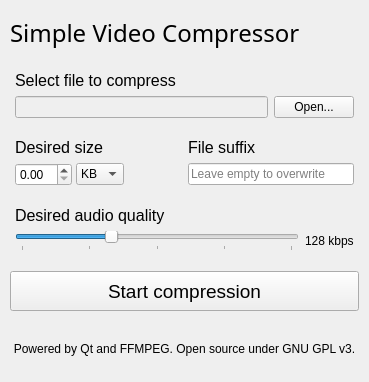
Before: the Qt Designer form mainwindow.ui in Thurinum/simple-media-encoder, drawn with Qt 5.
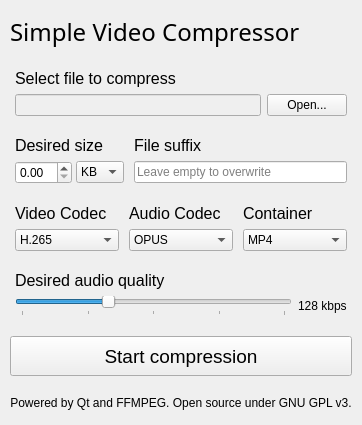
After: the same form once the commit is applied. Icons and pictures are not drawn.

Commit message:
ui: Add controls for choosing codecs and container
- Not yet implemented

```diff
--- a/mainwindow.ui
+++ b/mainwindow.ui
@@ -9,12 +9,12 @@
    <rect>
     <x>0</x>
     <y>0</y>
-    <width>369</width>
-    <height>382</height>
+    <width>347</width>
+    <height>411</height>
    </rect>
   </property>
   <property name="sizePolicy">
-   <sizepolicy hsizetype="Fixed" vsizetype="Fixed">
+   <sizepolicy hsizetype="Minimum" vsizetype="Minimum">
     <horstretch>0</horstretch>
     <verstretch>0</verstretch>
    </sizepolicy>
@@ -27,8 +27,8 @@
   </property>
   <property name="maximumSize">
    <size>
-    <width>369</width>
-    <height>382</height>
+    <width>100000</width>
+    <height>100000</height>
    </size>
   </property>
   <property name="baseSize">
@@ -52,9 +52,9 @@
   </property>
   <widget class="QWidget" name="owo">
    <property name="sizePolicy">
-    <sizepolicy hsizetype="Expanding" vsizetype="Maximum">
+    <sizepolicy hsizetype="Minimum" vsizetype="Minimum">
      <horstretch>0</horstretch>
-     <verstretch>0</verstretch>
+     <verstretch>1</verstretch>
     </sizepolicy>
    </property>
    <property name="minimumSize">
@@ -236,11 +236,33 @@
        <property name="bottomMargin">
         <number>0</number>
        </property>
+       <property name="horizontalSpacing">
+        <number>10</number>
+       </property>
+       <item row="2" column="2">
+        <widget class="QLineEdit" name="fileSuffix">
+         <property name="sizePolicy">
+          <sizepolicy hsizetype="Expanding" vsizetype="Fixed">
+           <horstretch>0</horstretch>
+           <verstretch>0</verstretch>
+          </sizepolicy>
+         </property>
+         <property name="placeholderText">
+          <string>Leave empty to overwrite</string>
+         </property>
+         <property name="clearButtonEnabled">
+          <bool>true</bool>
+         </property>
+        </widget>
+       </item>
        <item row="2" column="0">
-        <layout class="QHBoxLayout" name="spinBoxHLayout" stretch="0,0,0">
+        <layout class="QHBoxLayout" name="spinBoxHLayout" stretch="0,0">
          <property name="spacing">
           <number>4</number>
          </property>
+         <property name="sizeConstraint">
+          <enum>QLayout::SetDefaultConstraint</enum>
+         </property>
          <item>
           <widget class="QDoubleSpinBox" name="sizeSpinBox">
            <property name="sizePolicy">
@@ -276,24 +298,20 @@
            </item>
           </widget>
          </item>
-         <item>
-          <spacer name="sizeSpacer">
-           <property name="orientation">
-            <enum>Qt::Horizontal</enum>
-           </property>
-           <property name="sizeType">
-            <enum>QSizePolicy::Preferred</enum>
-           </property>
-           <property name="sizeHint" stdset="0">
-            <size>
-             <width>40</width>
-             <height>20</height>
-            </size>
-           </property>
-          </spacer>
-         </item>
         </layout>
        </item>
+       <item row="0" column="2">
+        <widget class="QLabel" name="fileSuffixHeading">
+         <property name="font">
+          <font>
+           <pointsize>12</pointsize>
+          </font>
+         </property>
+         <property name="text">
+          <string>File suffix</string>
+         </property>
+        </widget>
+       </item>
        <item row="0" column="0">
         <widget class="QLabel" name="spinBoxHeading">
          <property name="sizePolicy">
@@ -312,31 +330,179 @@
          </property>
         </widget>
        </item>
+      </layout>
+     </widget>
+    </item>
+    <item>
+     <widget class="QWidget" name="gridWidget" native="true">
+      <property name="sizePolicy">
+       <sizepolicy hsizetype="Expanding" vsizetype="Maximum">
+        <horstretch>0</horstretch>
+        <verstretch>0</verstretch>
+       </sizepolicy>
+      </property>
+      <layout class="QGridLayout" name="formatLayout">
+       <property name="leftMargin">
+        <number>5</number>
+       </property>
+       <property name="topMargin">
+        <number>0</number>
+       </property>
+       <property name="rightMargin">
+        <number>5</number>
+       </property>
+       <property name="bottomMargin">
+        <number>0</number>
+       </property>
+       <property name="horizontalSpacing">
+        <number>10</number>
+       </property>
+       <item row="1" column="1">
+        <widget class="QComboBox" name="audioCodecCombobox">
+         <property name="sizePolicy">
+          <sizepolicy hsizetype="Preferred" vsizetype="Expanding">
+           <horstretch>0</horstretch>
+           <verstretch>0</verstretch>
+          </sizepolicy>
+         </property>
+         <item>
+          <property name="text">
+           <string>OPUS</string>
+          </property>
+         </item>
+         <item>
+          <property name="text">
+           <string>AAC</string>
+          </property>
+         </item>
+         <item>
+          <property name="text">
+           <string>M4A</string>
+          </property>
+         </item>
+         <item>
+          <property name="text">
+           <string>OGG</string>
+          </property>
+         </item>
+         <item>
+          <property name="text">
+           <string>MP3</string>
+          </property>
+         </item>
+        </widget>
+       </item>
+       <item row="1" column="0">
+        <widget class="QComboBox" name="videoCodecComboBox">
+         <property name="sizePolicy">
+          <sizepolicy hsizetype="Preferred" vsizetype="Expanding">
+           <horstretch>0</horstretch>
+           <verstretch>0</verstretch>
+          </sizepolicy>
+         </property>
+         <item>
+          <property name="text">
+           <string>H.265</string>
+          </property>
+         </item>
+         <item>
+          <property name="text">
+           <string>VP9</string>
+          </property>
+         </item>
+         <item>
+          <property name="text">
+           <string>H.264</string>
+          </property>
+         </item>
+        </widget>
+       </item>
        <item row="0" column="1">
-        <widget class="QLabel" name="fileSuffixHeading">
+        <widget class="QLabel" name="audioCodecLabel">
+         <property name="sizePolicy">
+          <sizepolicy hsizetype="Preferred" vsizetype="Maximum">
+           <horstretch>0</horstretch>
+           <verstretch>0</verstretch>
+          </sizepolicy>
+         </property>
          <property name="font">
           <font>
            <pointsize>12</pointsize>
           </font>
          </property>
          <property name="text">
-          <string>File suffix</string>
+          <string>Audio Codec</string>
          </property>
         </widget>
        </item>
-       <item row="2" column="1">
-        <widget class="QLineEdit" name="fileSuffix">
+       <item row="0" column="0">
+        <widget class="QLabel" name="videoCodecLabel">
          <property name="sizePolicy">
-          <sizepolicy hsizetype="Minimum" vsizetype="Fixed">
+          <sizepolicy hsizetype="Preferred" vsizetype="Maximum">
            <horstretch>0</horstretch>
            <verstretch>0</verstretch>
           </sizepolicy>
          </property>
-         <property name="placeholderText">
-          <string>Leave empty to overwrite</string>
+         <property name="font">
+          <font>
+           <pointsize>12</pointsize>
+          </font>
          </property>
-         <property name="clearButtonEnabled">
-          <bool>true</bool>
+         <property name="text">
+          <string>Video Codec</string>
+         </property>
+        </widget>
+       </item>
+       <item row="1" column="2">
+        <widget class="QComboBox" name="containerCombobox">
+         <property name="sizePolicy">
+          <sizepolicy hsizetype="Preferred" vsizetype="Expanding">
+           <horstretch>0</horstretch>
+           <verstretch>0</verstretch>
+          </sizepolicy>
+         </property>
+         <item>
+          <property name="text">
+           <string>MP4</string>
+          </property>
+         </item>
+         <item>
+          <property name="text">
+           <string>OGG</string>
+          </property>
+         </item>
+         <item>
+          <property name="text">
+           <string>WEBM</string>
+          </property>
+         </item>
+         <item>
+          <property name="text">
+           <string>MOV</string>
+          </property>
+         </item>
+         <item>
+          <property name="text">
+           <string>MKV</string>
+          </property>
+         </item>
+        </widget>
+       </item>
+       <item row="0" column="2">
+        <widget class="QLabel" name="containerLabel">
+         <property name="sizePolicy">
+          <sizepolicy hsizetype="Preferred" vsizetype="Maximum">
+           <horstretch>0</horstretch>
+           <verstretch>0</verstretch>
+          </sizepolicy>
+         </property>
+         <property name="font">
+          <font>
+           <pointsize>12</pointsize>
+          </font>
+         </property>
+         <property name="text">
+          <string>Container</string>
          </property>
         </widget>
        </item>
```
Left out of the diff: 6 changed lines with no effect on the pictures. The commit also changes 3 other files.
